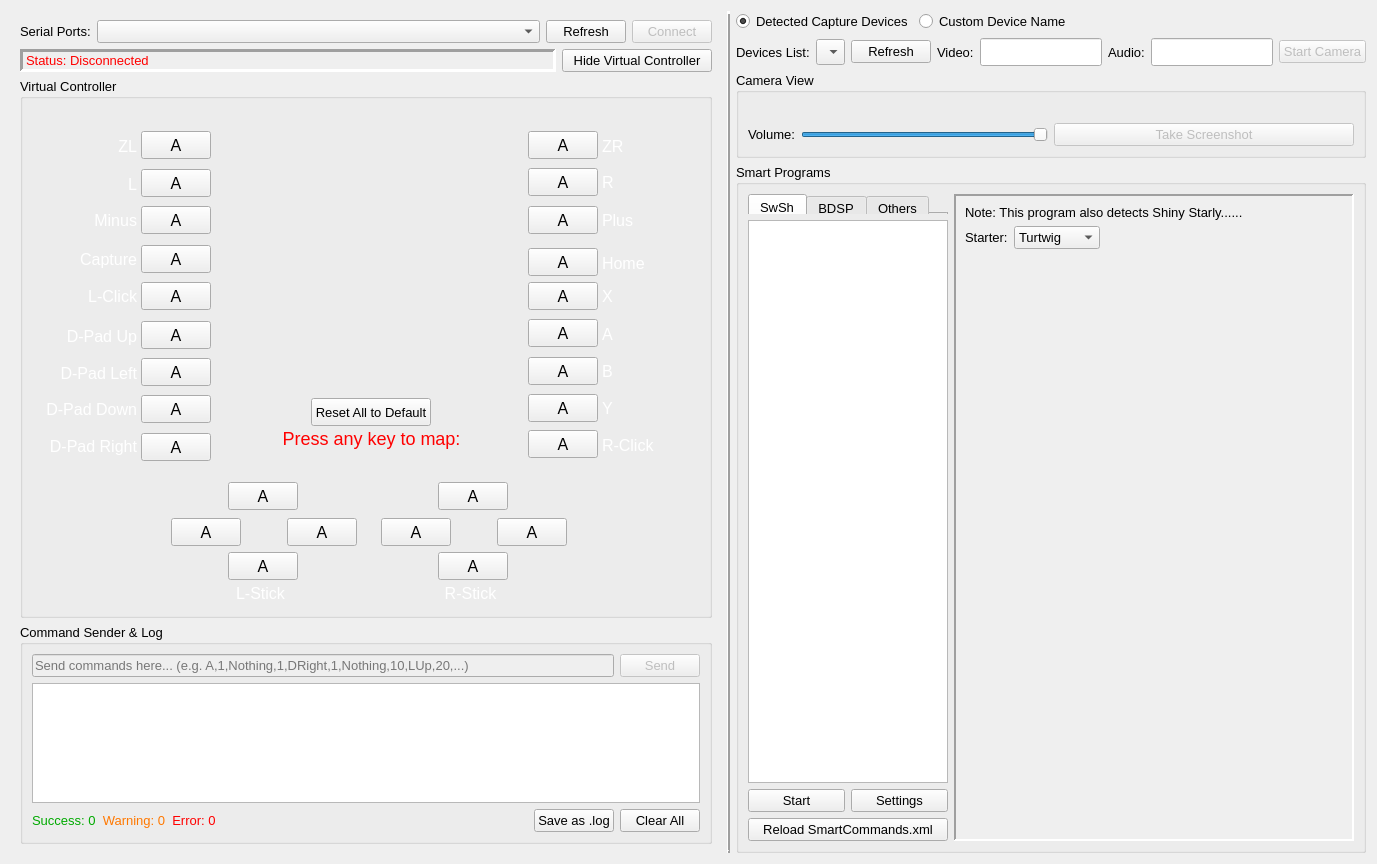
Qt form remotecontrollerwindow.ui (brianuuu/AutoControllerHelper) before a commit.
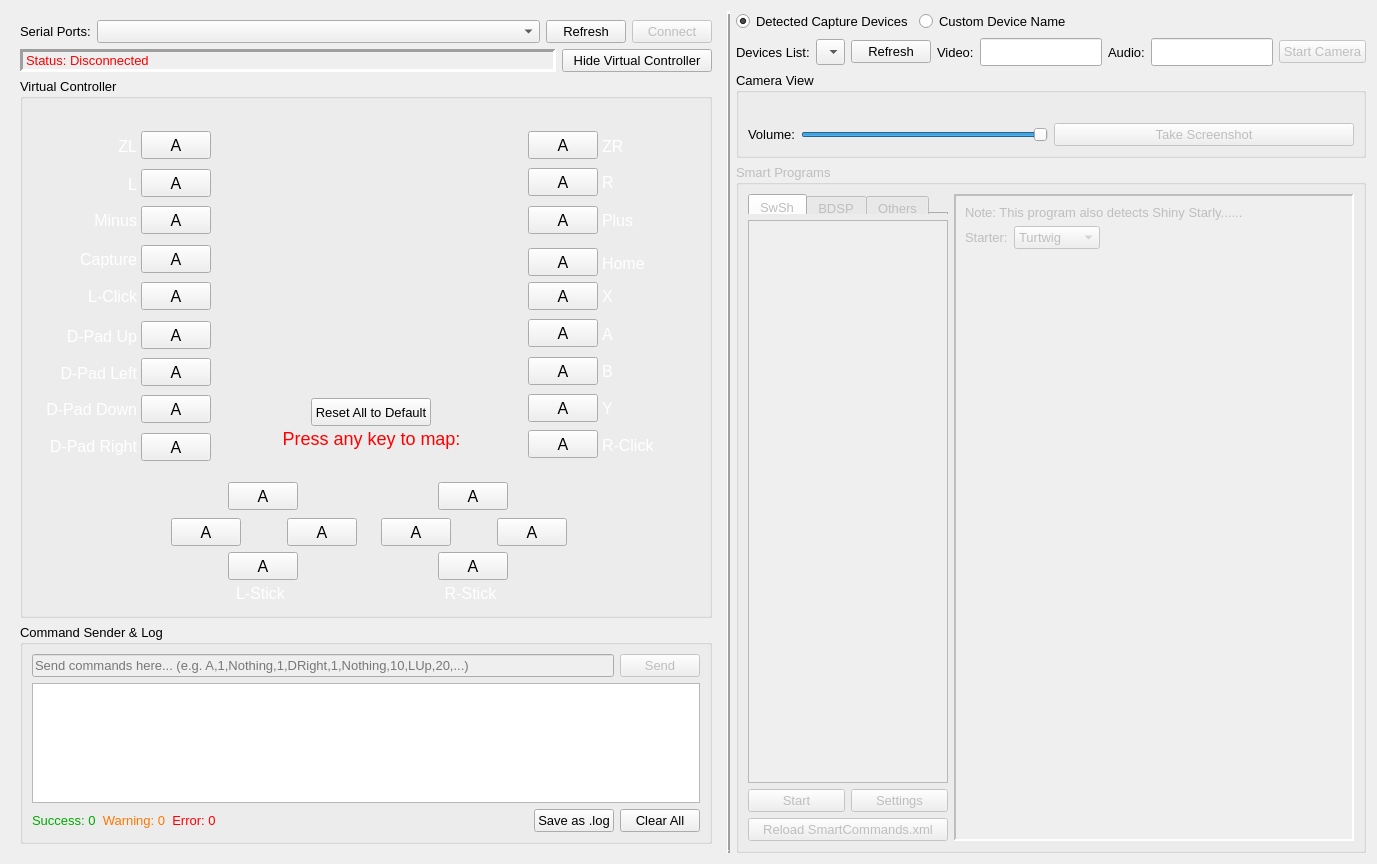
The same form after that commit. Icons and pictures are not drawn. Custom widgets are drawn as their Qt base class.

Commit message: Rename Remote Control to Smart Program Manager

```diff
--- a/remotecontrollerwindow.ui
+++ b/remotecontrollerwindow.ui
@@ -1565,7 +1565,7 @@
      <item>
       <widget class="QGroupBox" name="GB_SmartProgram">
        <property name="enabled">
-        <bool>true</bool>
+        <bool>false</bool>
        </property>
        <property name="sizePolicy">
         <sizepolicy hsizetype="Expanding" vsizetype="Expanding">
```
Left out of the diff: 2 changed lines with no effect on the pictures.
